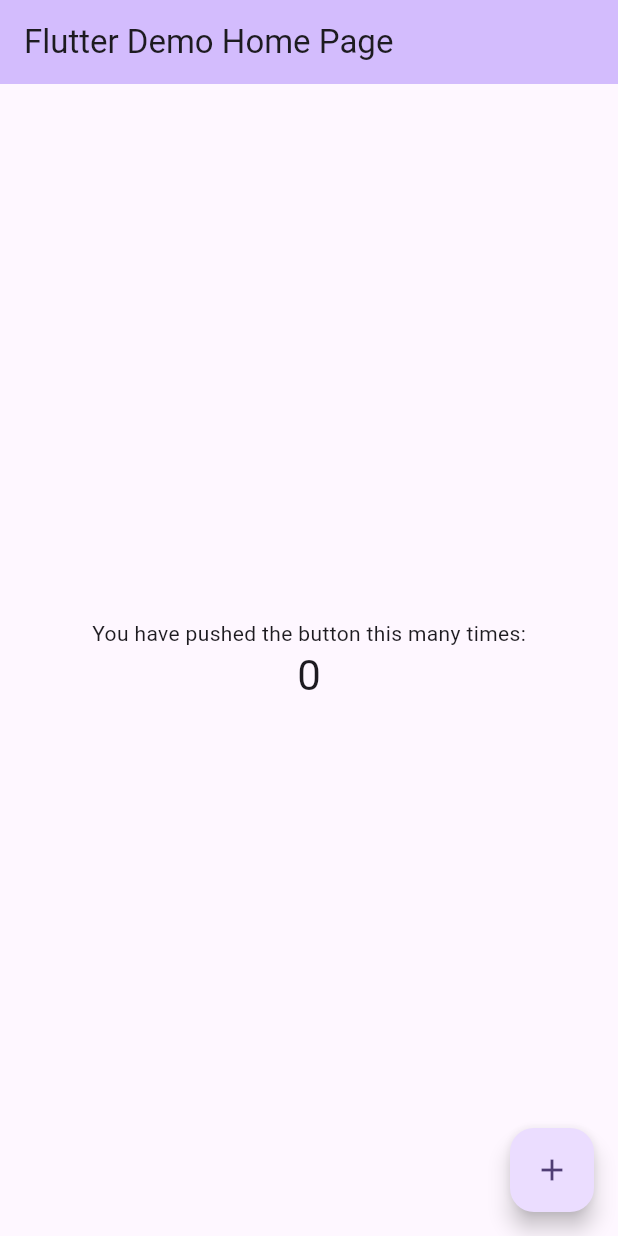
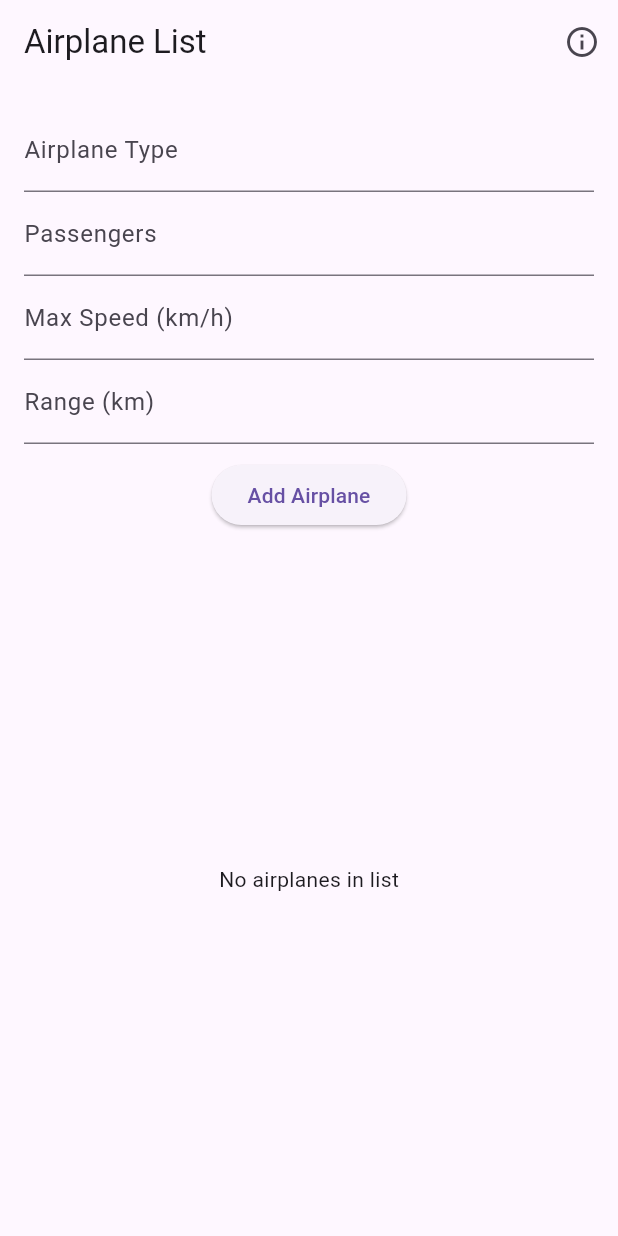
Before and after one commit to CHEKHAR-Mustapha/final_project_cst2335, a Flutter app: the screen it shows after launch, on a phone screen of 412 x 824 dp. Run offline on Flutter 3.47's test engine with Material 3 defaults, Android fonts, the light colour scheme and no system bars; our stand-ins replace flutter_secure_storage, sqflite; accounts and stored records are empty.

Commit message:
feat: Complete Airplane List Page with add, update, delete, and detail view
- Implemented form to add new airplanes (type, passengers, speed, range)
- Added validation for empty fields before submission
- Created airplane list view showing all airplanes in the database
- Enabled detail view with Update and Delete functionality
- Integrated EncryptedSharedPreferences to optionally prefill data from previous entry

```diff
--- /dev/null
+++ b/lib/airplane_page.dart
@@ -0,0 +1,212 @@
+import 'package:flutter/material.dart';
+import 'package:flutter_secure_storage/flutter_secure_storage.dart';
+import 'db/database_helper.dart';
+import 'models/airplane.dart';
+
+class AirplanePage extends StatefulWidget {
+  const AirplanePage({super.key});
+
+  @override
+  State<AirplanePage> createState() => _AirplanePageState();
+}
+
+class _AirplanePageState extends State<AirplanePage> {
+  final _typeController = TextEditingController();
+  final _passengerController = TextEditingController();
+  final _speedController = TextEditingController();
+  final _rangeController = TextEditingController();
+
+  final _storage = const FlutterSecureStorage();
+  final DatabaseHelper _dbHelper = DatabaseHelper();
+
+  List<Airplane> _airplaneList = [];
+  int? _editingId;
+
+  @override
+  void initState() {
+    super.initState();
+    _loadLastInput();
+    _loadAirplanesFromDb();
+  }
+
+  Future<void> _loadLastInput() async {
+    _typeController.text = await _storage.read(key: 'type') ?? '';
+    _passengerController.text = await _storage.read(key: 'passengers') ?? '';
+    _speedController.text = await _storage.read(key: 'speed') ?? '';
+    _rangeController.text = await _storage.read(key: 'range') ?? '';
+  }
+
+  Future<void> _saveLastInput() async {
+    await _storage.write(key: 'type', value: _typeController.text);
+    await _storage.write(key: 'passengers', value: _passengerController.text);
+    await _storage.write(key: 'speed', value: _speedController.text);
+    await _storage.write(key: 'range', value: _rangeController.text);
+  }
+
+  Future<void> _loadAirplanesFromDb() async {
+    final airplanes = await _dbHelper.getAirplanes();
+    setState(() {
+      _airplaneList = airplanes;
+    });
+  }
+
+  Future<void> _submit() async {
+    if (_typeController.text.isEmpty ||
+        _passengerController.text.isEmpty ||
+        _speedController.text.isEmpty ||
+        _rangeController.text.isEmpty) {
+      ScaffoldMessenger.of(context).showSnackBar(
+        const SnackBar(content: Text('Please fill in all fields')),
+      );
+      return;
+    }
+
+    final airplane = Airplane(
+      id: _editingId,
+      type: _typeController.text,
+      passengers: int.tryParse(_passengerController.text) ?? 0,
+      speed: int.tryParse(_speedController.text) ?? 0,
+      range: int.tryParse(_rangeController.text) ?? 0,
+    );
+
+    if (_editingId == null) {
+      await _dbHelper.insertAirplane(airplane);
+    } else {
+      await _dbHelper.updateAirplane(airplane);
+    }
+
+    await _saveLastInput();
+    await _loadAirplanesFromDb();
+    _clearFields();
+  }
+
+  void _clearFields() {
+    _editingId = null;
+    _typeController.clear();
+    _passengerController.clear();
+    _speedController.clear();
+    _rangeController.clear();
+  }
+
+  void _edit(Airplane airplane) {
+    setState(() {
+      _editingId = airplane.id;
+      _typeController.text = airplane.type;
+      _passengerController.text = airplane.passengers.toString();
+      _speedController.text = airplane.speed.toString();
+      _rangeController.text = airplane.range.toString();
+    });
+  }
+
+  void _delete(int id) {
+    showDialog(
+      context: context,
+      builder: (_) => AlertDialog(
+        title: const Text("Delete airplane"),
+        content: const Text("Do you want to delete this airplane?"),
+        actions: [
+          TextButton(onPressed: () => Navigator.pop(context), child: const Text("No")),
+          TextButton(
+            onPressed: () async {
+              await _dbHelper.deleteAirplane(id);
+              await _loadAirplanesFromDb();
+              Navigator.pop(context);
+            },
+            child: const Text("Yes"),
+          ),
+        ],
+      ),
+    );
+  }
+
+  void _showInstructions() {
+    showDialog(
+      context: context,
+      builder: (_) => AlertDialog(
+        title: const Text("Instructions"),
+        content: const Text(
+          "Enter airplane details and tap 'Save' to add or update.\n"
+              "Tap on a list item to edit it.\n"
+              "Long press to delete.\n"
+              "Last inputs are saved for reuse.",
+        ),
+        actions: [
+          TextButton(onPressed: () => Navigator.pop(context), child: const Text("OK")),
+        ],
+      ),
+    );
+  }
+
+  @override
+  void dispose() {
+    _typeController.dispose();
+    _passengerController.dispose();
+    _speedController.dispose();
+    _rangeController.dispose();
+    super.dispose();
+  }
+
+  @override
+  Widget build(BuildContext context) {
+    return Scaffold(
+      appBar: AppBar(
+        title: const Text('Airplane List'),
+        actions: [
+          IconButton(onPressed: _showInstructions, icon: const Icon(Icons.info_outline))
+        ],
+      ),
+      body: Padding(
+        padding: const EdgeInsets.all(16.0),
+        child: Column(children: [
+          TextField(
+            controller: _typeController,
+            decoration: const InputDecoration(labelText: 'Airplane Type'),
+          ),
+          TextField(
+            controller: _passengerController,
+            keyboardType: TextInputType.number,
+            decoration: const InputDecoration(labelText: 'Passengers'),
+          ),
+          TextField(
+            controller: _speedController,
+            keyboardType: TextInputType.number,
+            decoration: const InputDecoration(labelText: 'Max Speed (km/h)'),
+          ),
+          TextField(
+            controller: _rangeController,
+            keyboardType: TextInputType.number,
+            decoration: const InputDecoration(labelText: 'Range (km)'),
+          ),
+          const SizedBox(height: 10),
+          ElevatedButton(
+            onPressed: _submit,
+            child: Text(_editingId == null ? "Add Airplane" : "Update Airplane"),
+          ),
+          const SizedBox(height: 10),
+          Expanded(
+            child: _airplaneList.isEmpty
+                ? const Center(child: Text("No airplanes in list"))
+                : ListView.builder(
+              itemCount: _airplaneList.length,
+              itemBuilder: (context, index) {
+                final plane = _airplaneList[index];
+                return GestureDetector(
+                  onTap: () => _edit(plane),
+                  onLongPress: () => _delete(plane.id!),
+                  child: Card(
+                    child: ListTile(
+                      title: Text(plane.type),
+                      subtitle: Text(
+                        "Passengers: ${plane.passengers}, Speed: ${plane.speed} km/h, Range: ${plane.range} km",
+                      ),
+                    ),
+                  ),
+                );
+              },
+            ),
+          )
+        ]),
+      ),
+    );
+  }
+}
--- /dev/null
+++ b/lib/db/database_helper.dart
@@ -0,0 +1,74 @@
+import 'package:sqflite/sqflite.dart';
+import 'package:path/path.dart';
+import '../models/airplane.dart';
+
+class DatabaseHelper {
+  static final DatabaseHelper _instance = DatabaseHelper._internal();
+
+  factory DatabaseHelper() => _instance;
+
+  static Database? _db;
+
+  DatabaseHelper._internal();
+
+  Future<Database> get database async {
+    _db ??= await _initDb();
+    return _db!;
+  }
+
+  Future<Database> _initDb() async {
+    final dbPath = await getDatabasesPath();
+    final path = join(dbPath, 'airplanes.db');
+
+    return await openDatabase(
+      path,
+      version: 1,
+      onCreate: _onCreate,
+    );
+  }
+
+  Future<void> _onCreate(Database db, int version) async {
+    await db.execute('''
+      CREATE TABLE airplanes (
+        id INTEGER PRIMARY KEY AUTOINCREMENT,
+        type TEXT NOT NULL,
+        passengers INTEGER NOT NULL,
+        speed INTEGER NOT NULL,
+        range INTEGER NOT NULL
+      )
+    ''');
+  }
+
+  Future<int> insertAirplane(Airplane airplane) async {
+    final db = await database;
+    return await db.insert('airplanes', airplane.toMap());
+  }
+
+  Future<List<Airplane>> getAirplanes() async {
+    final db = await database;
+    final List<Map<String, dynamic>> maps = await db.query('airplanes');
+
+    return List.generate(maps.length, (i) {
+      return Airplane.fromMap(maps[i]);
+    });
+  }
+
+  Future<int> updateAirplane(Airplane airplane) async {
+    final db = await database;
+    return await db.update(
+      'airplanes',
+      airplane.toMap(),
+      where: 'id = ?',
+      whereArgs: [airplane.id],
+    );
+  }
+
+  Future<int> deleteAirplane(int id) async {
+    final db = await database;
+    return await db.delete(
+      'airplanes',
+      where: 'id = ?',
+      whereArgs: [id],
+    );
+  }
+}
--- a/lib/main.dart
+++ b/lib/main.dart
@@ -1,4 +1,5 @@
 import 'package:flutter/material.dart';
+import 'airplane_page.dart';
 
 void main() {
   runApp(const MyApp());
@@ -7,116 +8,13 @@ void main() {
 class MyApp extends StatelessWidget {
   const MyApp({super.key});
 
-  // This widget is the root of your application.
   @override
   Widget build(BuildContext context) {
     return MaterialApp(
-      title: 'Flutter Demo',
-      theme: ThemeData(
-        // This is the theme of your application.
-        //
-        // TRY THIS: Try running your application with "flutter run". You'll see
-        // the application has a purple toolbar. Then, without quitting the app,
-        // try changing the seedColor in the colorScheme below to Colors.green
-        // and then invoke "hot reload" (save your changes or press the "hot
-        // reload" button in a Flutter-supported IDE, or press "r" if you used
-        // the command line to start the app).
-        //
-        // Notice that the counter didn't reset back to zero; the application
-        // state is not lost during the reload. To reset the state, use hot
-        // restart instead.
-        //
-        // This works for code too, not just values: Most code changes can be
-        // tested with just a hot reload.
-        colorScheme: ColorScheme.fromSeed(seedColor: Colors.deepPurple),
-      ),
-      home: const MyHomePage(title: 'Flutter Demo Home Page'),
+      title: 'Airplane Manager',
+      theme: ThemeData(primarySwatch: Colors.blue),
+      home: const AirplanePage(),
+      debugShowCheckedModeBanner: false,
     );
   }
 }
-
-class MyHomePage extends StatefulWidget {
-  const MyHomePage({super.key, required this.title});
-
-  // This widget is the home page of your application. It is stateful, meaning
-  // that it has a State object (defined below) that contains fields that affect
-  // how it looks.
-
-  // This class is the configuration for the state. It holds the values (in this
-  // case the title) provided by the parent (in this case the App widget) and
-  // used by the build method of the State. Fields in a Widget subclass are
-  // always marked "final".
-
-  final String title;
-
-  @override
-  State<MyHomePage> createState() => _MyHomePageState();
-}
-
-class _MyHomePageState extends State<MyHomePage> {
-  int _counter = 0;
-
-  void _incrementCounter() {
-    setState(() {
-      // This call to setState tells the Flutter framework that something has
-      // changed in this State, which causes it to rerun the build method below
-      // so that the display can reflect the updated values. If we changed
-      // _counter without calling setState(), then the build method would not be
-      // called again, and so nothing would appear to happen.
-      _counter++;
-    });
-  }
-
-  @override
-  Widget build(BuildContext context) {
-    // This method is rerun every time setState is called, for instance as done
-    // by the _incrementCounter method above.
-    //
-    // The Flutter framework has been optimized to make rerunning build methods
-    // fast, so that you can just rebuild anything that needs updating rather
-    // than having to individually change instances of widgets.
-    return Scaffold(
-      appBar: AppBar(
-        // TRY THIS: Try changing the color here to a specific color (to
-        // Colors.amber, perhaps?) and trigger a hot reload to see the AppBar
-        // change color while the other colors stay the same.
-        backgroundColor: Theme.of(context).colorScheme.inversePrimary,
-        // Here we take the value from the MyHomePage object that was created by
-        // the App.build method, and use it to set our appbar title.
-        title: Text(widget.title),
-      ),
-      body: Center(
-        // Center is a layout widget. It takes a single child and positions it
-        // in the middle of the parent.
-        child: Column(
-          // Column is also a layout widget. It takes a list of children and
-          // arranges them vertically. By default, it sizes itself to fit its
-          // children horizontally, and tries to be as tall as its parent.
-          //
-          // Column has various properties to control how it sizes itself and
-          // how it positions its children. Here we use mainAxisAlignment to
-          // center the children vertically; the main axis here is the vertical
-          // axis because Columns are vertical (the cross axis would be
-          // horizontal).
-          //
-          // TRY THIS: Invoke "debug painting" (choose the "Toggle Debug Paint"
-          // action in the IDE, or press "p" in the console), to see the
-          // wireframe for each widget.
-          mainAxisAlignment: MainAxisAlignment.center,
-          children: <Widget>[
-            const Text('You have pushed the button this many times:'),
-            Text(
-              '$_counter',
-              style: Theme.of(context).textTheme.headlineMedium,
-            ),
-          ],
-        ),
-      ),
-      floatingActionButton: FloatingActionButton(
-        onPressed: _incrementCounter,
-        tooltip: 'Increment',
-        child: const Icon(Icons.add),
-      ), // This trailing comma makes auto-formatting nicer for build methods.
-    );
-  }
-}
--- /dev/null
+++ b/lib/models/airplane.dart
@@ -0,0 +1,35 @@
+class Airplane {
+  int? id;
+  String type;
+  int passengers;
+  int speed;
+  int range;
+
+  Airplane({
+    this.id,
+    required this.type,
+    required this.passengers,
+    required this.speed,
+    required this.range,
+  });
+
+  Map<String, dynamic> toMap() {
+    return {
+      'id': id,
+      'type': type,
+      'passengers': passengers,
+      'speed': speed,
+      'range': range,
+    };
+  }
+
+  factory Airplane.fromMap(Map<String, dynamic> map) {
+    return Airplane(
+      id: map['id'],
+      type: map['type'],
+      passengers: map['passengers'],
+      speed: map['speed'],
+      range: map['range'],
+    );
+  }
+}
```
Also changed, not shown: pubspec.yaml (+7 -0 lines), pubspec.lock, 6 other files.
